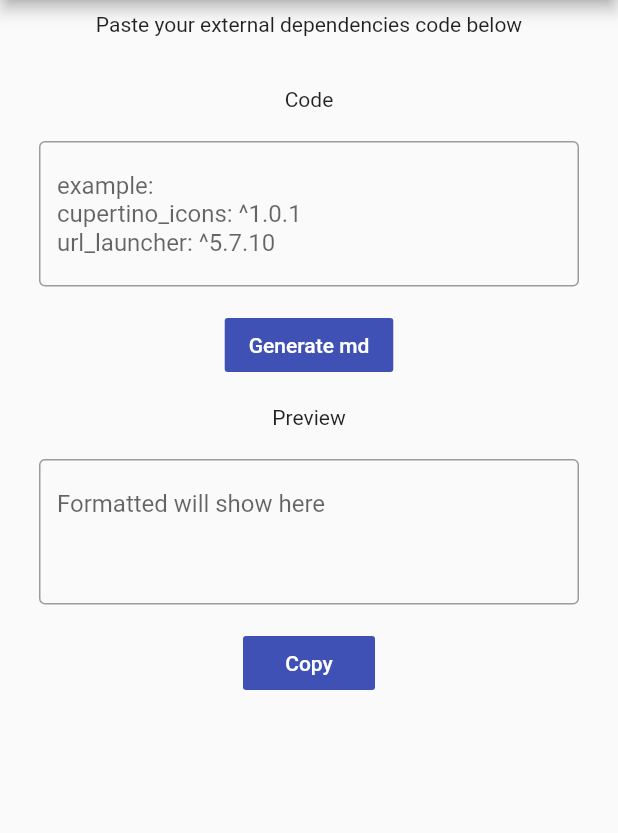
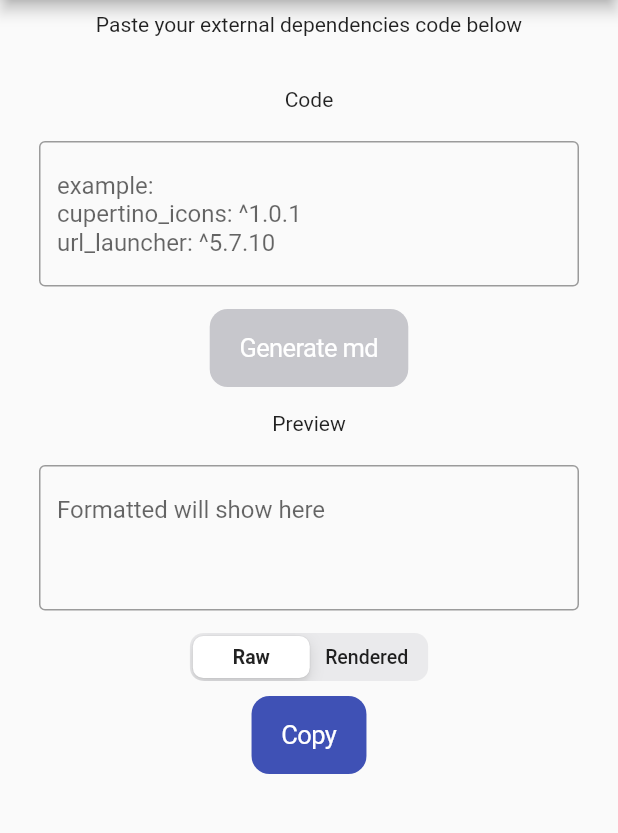
Before and after one commit to iqfareez/pubspec_to_md, a Flutter app: the screen it shows after launch, on a phone screen of 412 x 824 dp, the part 84-917 px from its top. Run offline on Flutter 3.47's test engine with Material 2 defaults, Android fonts, the phone set to English and light mode, and no system bars; our stand-ins replace fluttertoast.

Commit message:
Add text validartion, few UI and blablablaaaa

```diff
--- a/lib/screens/main_screen.dart
+++ b/lib/screens/main_screen.dart
@@ -1,3 +1,4 @@
+import 'package:flutter/cupertino.dart';
 import 'package:flutter/material.dart';
 import 'package:flutter/services.dart';
 import 'package:fluttertoast/fluttertoast.dart';
@@ -28,8 +29,16 @@ class _MainScreenState extends State<MainScreen> {
     );
   }
 
+  void dispose() {
+    codeEditController.dispose();
+    previewTextController.dispose();
+    print('DISPOSE');
+    super.dispose();
+  }
+
   Row buildWideLayout() {
     return Row(
+      crossAxisAlignment: CrossAxisAlignment.start,
       children: [
         Expanded(
           child: CodeBoxWidget(
@@ -57,7 +66,7 @@ class _MainScreenState extends State<MainScreen> {
   }
 }
 
-class PreviewBoxWidget extends StatelessWidget {
+class PreviewBoxWidget extends StatefulWidget {
   const PreviewBoxWidget({
     Key key,
     @required this.previewTextController,
@@ -65,6 +74,13 @@ class PreviewBoxWidget extends StatelessWidget {
 
   final TextEditingController previewTextController;
 
+  @override
+  _PreviewBoxWidgetState createState() => _PreviewBoxWidgetState();
+}
+
+class _PreviewBoxWidgetState extends State<PreviewBoxWidget> {
+  int currentSegment = 0;
+  bool isFilled = false;
   @override
   Widget build(BuildContext context) {
     return Padding(
@@ -75,7 +91,7 @@ class PreviewBoxWidget extends StatelessWidget {
           SizedBox(height: 20),
           TextField(
             maxLines: null,
-            controller: previewTextController,
+            controller: widget.previewTextController,
             readOnly: true,
             decoration: InputDecoration(
                 border: OutlineInputBorder(),
@@ -84,15 +100,38 @@ class PreviewBoxWidget extends StatelessWidget {
           SizedBox(
             height: 15,
           ),
-          FlatButton(
+          CupertinoSlidingSegmentedControl(
+              children: <int, Widget>{
+                0: Text('Raw'),
+                1: Text('Rendered'),
+              },
+              groupValue: currentSegment,
+              onValueChanged: (newValue) {
+                setState(() {
+                  currentSegment = newValue;
+                  print('newValue is $newValue');
+                });
+              }),
+          SizedBox(
+            height: 10,
+          ),
+          CupertinoButton.filled(
+            disabledColor: CupertinoColors.systemGrey3,
             child: Text(
               'Copy',
               style: TextStyle(color: Colors.white),
             ),
-            color: Theme.of(context).primaryColor,
             onPressed: () {
-              Clipboard.setData(ClipboardData(text: previewTextController.text))
-                  .then((value) => Fluttertoast.showToast(msg: 'Copied'));
+              if (widget.previewTextController.text.isNotEmpty) {
+                Clipboard.setData(
+                        ClipboardData(text: widget.previewTextController.text))
+                    .then((value) => Fluttertoast.showToast(msg: 'Copied'));
+              } else {
+                Fluttertoast.showToast(
+                    msg: 'Empty field',
+                    webBgColor: "Linear-gradient(to right, #b92b27, #1565C0)",
+                    timeInSecForIosWeb: 2);
+              }
             },
           )
         ],
@@ -101,7 +140,7 @@ class PreviewBoxWidget extends StatelessWidget {
   }
 }
 
-class CodeBoxWidget extends StatelessWidget {
+class CodeBoxWidget extends StatefulWidget {
   const CodeBoxWidget({
     Key key,
     @required this.codeEditController,
@@ -114,6 +153,18 @@ class CodeBoxWidget extends StatelessWidget {
   final Conversion convert;
 
   @override
+  _CodeBoxWidgetState createState() => _CodeBoxWidgetState();
+}
+
+class _CodeBoxWidgetState extends State<CodeBoxWidget> {
+  bool isTextEmpty;
+
+  void initState() {
+    super.initState();
+    isTextEmpty = true;
+  }
+
+  @override
   Widget build(BuildContext context) {
     return Padding(
       padding: const EdgeInsets.all(8.0),
@@ -123,7 +174,7 @@ class CodeBoxWidget extends StatelessWidget {
           SizedBox(height: 20),
           //https://www.developerlibs.com/2019/04/flutter-important-aspects-properties-textfield.html
           TextField(
-            controller: codeEditController,
+            controller: widget.codeEditController,
             decoration: InputDecoration(
               border: OutlineInputBorder(),
               hintText:
@@ -131,21 +182,42 @@ class CodeBoxWidget extends StatelessWidget {
             ),
             keyboardType: TextInputType.multiline,
             maxLines: null,
+            onChanged: (value) {
+              setState(() {
+                // value.isEmpty ? print('IS EMPTY') : print('IS NOT EMPTY');
+                isTextEmpty = value.isEmpty;
+              });
+            },
           ),
           SizedBox(
             height: 15,
           ),
-          FlatButton(
+          CupertinoButton.filled(
+            disabledColor: CupertinoColors.systemGrey3,
             child: Text(
               'Generate md',
               style: TextStyle(color: Colors.white),
             ),
-            color: Theme.of(context).primaryColor,
-            onPressed: () {
-              previewTextController.text =
-                  convert.convertFormattedMd(codeEditController.text);
-            },
+            onPressed: !isTextEmpty
+                ? () {
+                    try {
+                      widget.previewTextController.text = widget.convert
+                          .convertFormattedMd(widget.codeEditController.text);
+                    } on RangeError catch (e) {
+                      print('Error caught: $e');
+                      Fluttertoast.showToast(
+                          msg:
+                              'Please re-check your code. Make sure to put package used and its version number.',
+                          timeInSecForIosWeb: 3,
+                          webBgColor:
+                              "Linear-gradient(to right, #b92b27, #1565C0)");
+                    } catch (e) {
+                      print('Catched $e');
+                    }
+                  }
+                : null,
           )
+          //TODO: Add clear button
         ],
       ),
     );
--- a/pubspec.yaml
+++ b/pubspec.yaml
@@ -29,6 +29,7 @@ dependencies:
   cupertino_icons: ^1.0.1
   url_launcher: ^5.7.10
   fluttertoast: ^7.1.6
+  markdown: ^3.0.0
 
 dev_dependencies:
   flutter_test:
```
Also changed, not shown: pubspec.lock.
